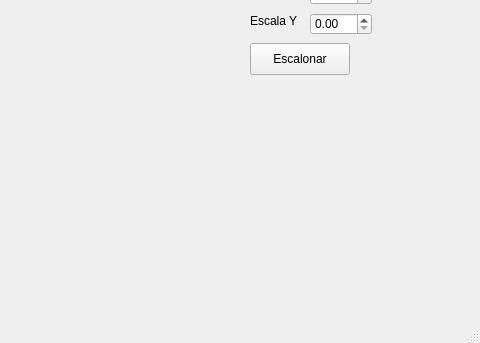
The window that ComputacaoGrafica/mainwindow.ui (cafeef/CC54E) describes before a commit, drawn with Qt 5; both pictures show x 320 to 800 and y 257 to 600 of the 800 by 600 pixel window.
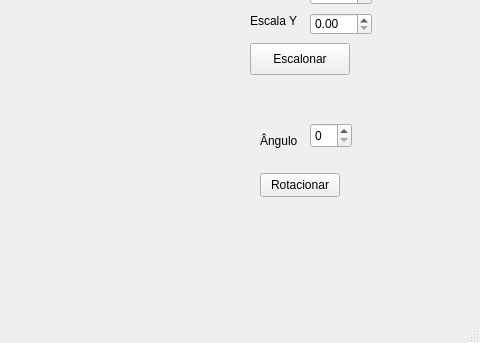
The same window after the commit. Custom widgets are drawn as their Qt base class.

Commit message:
Add rotation transformation to objects
Implemented rotation functionality for virtual objects by adding a rotacionar method to ObjetoVirtual and integrating it into the UI and main window logic. Refactored transformation code to use new methods for translation, scaling, and rotation, and updated point handling to use the Ponto class consistently.

The edit to the form file:
```diff
--- a/ComputacaoGrafica/mainwindow.ui
+++ b/ComputacaoGrafica/mainwindow.ui
@@ -164,6 +164,42 @@
       </rect>
      </property>
     </widget>
+    <widget class="QSpinBox" name="rotationAngleSpinBox">
+     <property name="geometry">
+      <rect>
+       <x>630</x>
+       <y>400</y>
+       <width>42</width>
+       <height>25</height>
+      </rect>
+     </property>
+    </widget>
+    <widget class="QLabel" name="LabelComboBox_6">
+     <property name="geometry">
+      <rect>
+       <x>580</x>
+       <y>410</y>
+       <width>41</width>
+       <height>16</height>
+      </rect>
+     </property>
+     <property name="text">
+      <string>Ângulo</string>
+     </property>
+    </widget>
+    <widget class="QPushButton" name="rotationButton">
+     <property name="geometry">
+      <rect>
+       <x>580</x>
+       <y>450</y>
+       <width>80</width>
+       <height>24</height>
+      </rect>
+     </property>
+     <property name="text">
+      <string>Rotacionar</string>
+     </property>
+    </widget>
    </widget>
   </widget>
   <widget class="QMenuBar" name="menubar">
```
Left out of the diff: 2 changed lines with no effect on the pictures. The commit also changes 6 other files.
